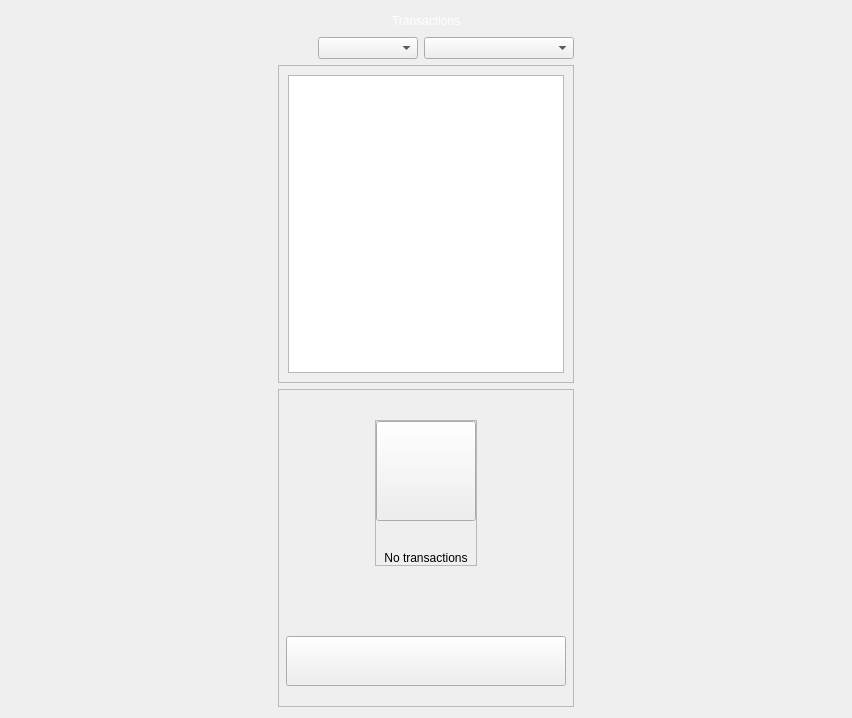
Before: the Qt Designer form src/qt/forms/historywidget.ui in eons-finance/ALQO, drawn with Qt 5.
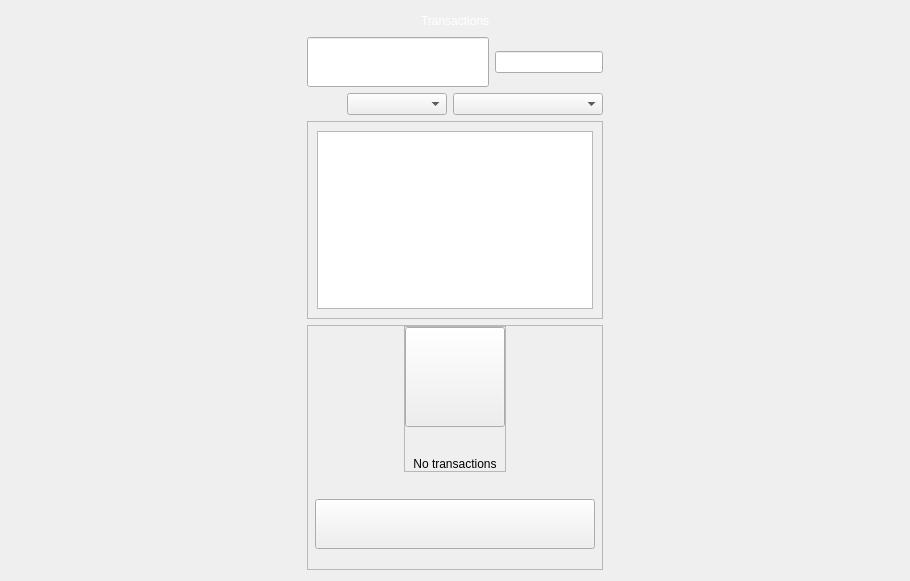
After: the same form once the commit is applied.

The edit to the form file:
```diff
--- a/src/qt/forms/historywidget.ui
+++ b/src/qt/forms/historywidget.ui
@@ -6,8 +6,8 @@
    <rect>
     <x>0</x>
     <y>0</y>
-    <width>852</width>
-    <height>718</height>
+    <width>910</width>
+    <height>581</height>
    </rect>
   </property>
   <property name="sizePolicy">
@@ -77,6 +77,36 @@
          </item>
         </layout>
        </item>
+       <item>
+        <layout class="QHBoxLayout" name="horizontalLayout_3">
+         <item>
+          <widget class="QLineEdit" name="lineEditFilter">
+           <property name="minimumSize">
+            <size>
+             <width>0</width>
+             <height>50</height>
+            </size>
+           </property>
+          </widget>
+         </item>
+         <item>
+          <widget class="QLineEdit" name="lineEditAmount">
+           <property name="sizePolicy">
+            <sizepolicy hsizetype="Fixed" vsizetype="Fixed">
+             <horstretch>0</horstretch>
+             <verstretch>0</verstretch>
+            </sizepolicy>
+           </property>
+           <property name="maximumSize">
+            <size>
+             <width>150</width>
+             <height>16777215</height>
+            </size>
+           </property>
+          </widget>
+         </item>
+        </layout>
+       </item>
        <item>
         <layout class="QHBoxLayout" name="horizontalLayout_2">
          <item>
@@ -136,6 +166,12 @@
               <property name="mouseTracking">
                <bool>true</bool>
               </property>
+              <property name="verticalScrollBarPolicy">
+               <enum>Qt::ScrollBarAlwaysOff</enum>
+              </property>
+              <property name="horizontalScrollBarPolicy">
+               <enum>Qt::ScrollBarAlwaysOff</enum>
+              </property>
               <property name="selectionBehavior">
                <enum>QAbstractItemView::SelectItems</enum>
               </property>
```
